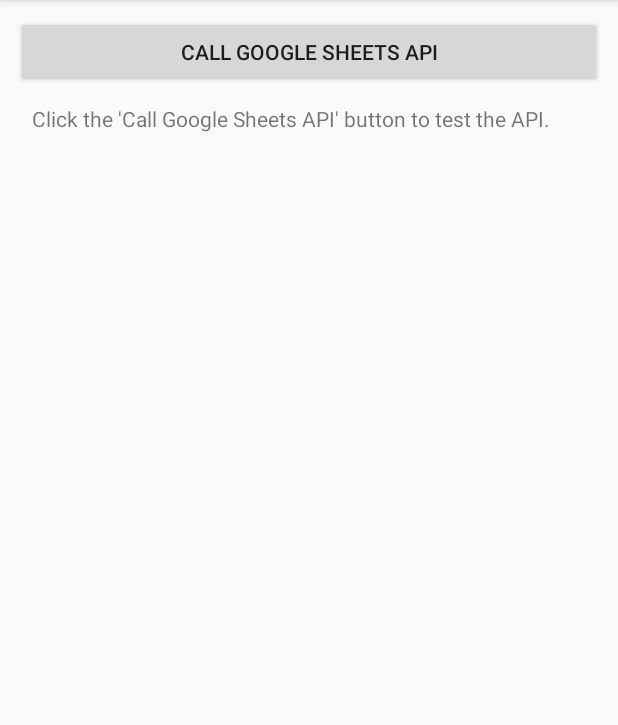
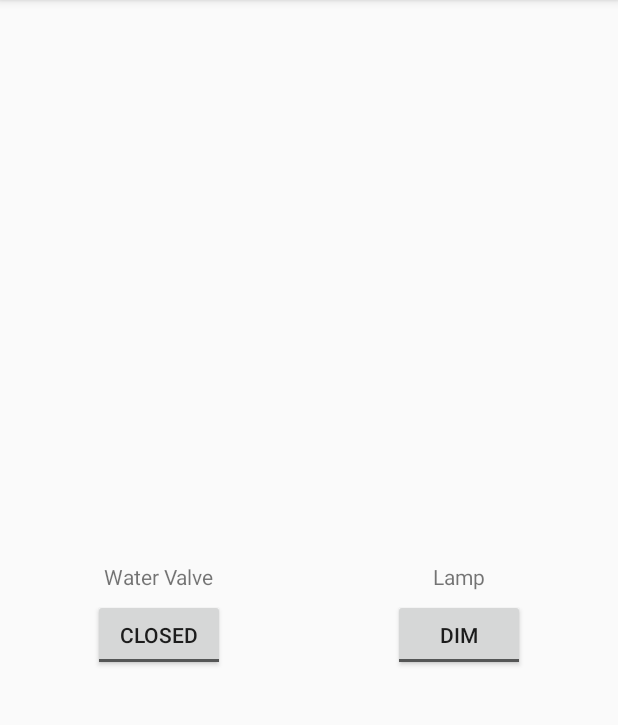
Before and after one commit to GustavoSanMartin/WaterYou, an Android app: the screen it shows after launch (MainActivity), on a phone screen of 412 x 824 dp, the part 84-809 px from its top. Run offline under Robolectric (Android 15) with nearby library versions, the phone set to English and light mode, and no system bars; libraries missing offline, so code that uses them is left out: com.google.api.client, com.google.api.services, pub.devrel.easypermissions; 3 statements that could not run were skipped.

Commit message:
Removed default UI that came with the google sheets api

```diff
--- a/app/src/main/java/com/goose/wateryou/MainActivity.java
+++ b/app/src/main/java/com/goose/wateryou/MainActivity.java
@@ -29,13 +29,8 @@ import android.net.NetworkInfo;
 import android.os.AsyncTask;
 import android.os.Bundle;
 import android.support.annotation.NonNull;
-import android.text.TextUtils;
-import android.text.method.ScrollingMovementMethod;
+import android.util.Log;
 import android.view.View;
-import android.view.ViewGroup;
-import android.widget.Button;
-import android.widget.LinearLayout;
-import android.widget.TextView;
 import android.widget.ToggleButton;
 
 import java.io.IOException;
@@ -48,9 +43,6 @@ import pub.devrel.easypermissions.EasyPermissions;
 
 public class MainActivity extends Activity implements EasyPermissions.PermissionCallbacks {
     GoogleAccountCredential mCredential;
-    private TextView mOutputText;
-    private Button mCallApiButton;
-    ProgressDialog mProgress;
 
     static final int REQUEST_ACCOUNT_PICKER = 1000;
     static final int REQUEST_AUTHORIZATION = 1001;
@@ -72,48 +64,11 @@ public class MainActivity extends Activity implements EasyPermissions.Permission
     @Override
     protected void onCreate(Bundle savedInstanceState) {
         super.onCreate(savedInstanceState);
-        LinearLayout activityLayout = new LinearLayout(this);
-        LinearLayout.LayoutParams lp = new LinearLayout.LayoutParams(
-                LinearLayout.LayoutParams.MATCH_PARENT,
-                LinearLayout.LayoutParams.MATCH_PARENT);
-        activityLayout.setLayoutParams(lp);
-        activityLayout.setOrientation(LinearLayout.VERTICAL);
-        activityLayout.setPadding(16, 16, 16, 16);
-
-        ViewGroup.LayoutParams tlp = new ViewGroup.LayoutParams(
-                ViewGroup.LayoutParams.WRAP_CONTENT,
-                ViewGroup.LayoutParams.WRAP_CONTENT);
-
-        mCallApiButton = new Button(this);
-        mCallApiButton.setText(BUTTON_TEXT);
-        mCallApiButton.setOnClickListener(new View.OnClickListener() {
-            @Override
-            public void onClick(View v) {
-                mCallApiButton.setEnabled(false);
-                mOutputText.setText("");
-                getResultsFromApi();
-                mCallApiButton.setEnabled(true);
-            }
-        });
-        activityLayout.addView(mCallApiButton);
-
-        mOutputText = new TextView(this);
-        mOutputText.setLayoutParams(tlp);
-        mOutputText.setPadding(16, 16, 16, 16);
-        mOutputText.setVerticalScrollBarEnabled(true);
-        mOutputText.setMovementMethod(new ScrollingMovementMethod());
-        mOutputText.setText("Click the \'" + BUTTON_TEXT +"\' button to test the API.");
-        activityLayout.addView(mOutputText);
-
-        mProgress = new ProgressDialog(this);
-        mProgress.setMessage("Calling Google Sheets API ...");
-
-        setContentView(activityLayout);
-
-        // Initialize credentials and service object.
+        setContentView(R.layout.activity_main);
         mCredential = GoogleAccountCredential.usingOAuth2(
                 getApplicationContext(), Arrays.asList(SCOPES))
                 .setBackOff(new ExponentialBackOff());
+        getResultsFromApi();
 
         waterButton = findViewById(R.id.WaterToggle);
         lampButton  = findViewById(R.id.LampToggle);
@@ -130,6 +85,7 @@ public class MainActivity extends Activity implements EasyPermissions.Permission
 
     //when the "Auto" toggle is pressed
     public void onAuto(View view) {
+        getResultsFromApi();
         //if the toggle is set to "off" enable the manual toggles (ie. Water Valve & Lamp)
         if (autoButton.getText().equals(getString(R.string.off))) {
             waterButton.setEnabled(true);
@@ -141,8 +97,6 @@ public class MainActivity extends Activity implements EasyPermissions.Permission
         }
     }
 
-
-
     /**
      * Attempt to call the API, after verifying that all the preconditions are
      * satisfied. The preconditions are: Google Play Services installed, an
@@ -153,11 +107,14 @@ public class MainActivity extends Activity implements EasyPermissions.Permission
     private void getResultsFromApi() {
         if (! isGooglePlayServicesAvailable()) {
             acquireGooglePlayServices();
-        } else if (mCredential.getSelectedAccountName() == null) {
+        }
+        else if (mCredential.getSelectedAccountName() == null) {
             chooseAccount();
-        } else if (! isDeviceOnline()) {
-            mOutputText.setText("No network connection available.");
-        } else {
+        }
+        else if (! isDeviceOnline()) {
+            Log.d("debug","No network connection available.");
+        }
+        else {
             new MakeRequestTask(mCredential).execute();
         }
     }
@@ -213,9 +170,9 @@ public class MainActivity extends Activity implements EasyPermissions.Permission
         switch(requestCode) {
             case REQUEST_GOOGLE_PLAY_SERVICES:
                 if (resultCode != RESULT_OK) {
-                    mOutputText.setText(
-                            "This app requires Google Play Services. Please install " +
-                                    "Google Play Services on your device and relaunch this app.");
+                    //mOutputText.setText(
+                    //        "This app requires Google Play Services. Please install " +
+                    //                "Google Play Services on your device and relaunch this app.");
                 } else {
                     getResultsFromApi();
                 }
@@ -302,10 +259,8 @@ public class MainActivity extends Activity implements EasyPermissions.Permission
      *     date on this device; false otherwise.
      */
     private boolean isGooglePlayServicesAvailable() {
-        GoogleApiAvailability apiAvailability =
-                GoogleApiAvailability.getInstance();
-        final int connectionStatusCode =
-                apiAvailability.isGooglePlayServicesAvailable(this);
+        GoogleApiAvailability apiAvailability = GoogleApiAvailability.getInstance();
+        final int connectionStatusCode = apiAvailability.isGooglePlayServicesAvailable(this);
         return connectionStatusCode == ConnectionResult.SUCCESS;
     }
 
@@ -400,23 +355,23 @@ public class MainActivity extends Activity implements EasyPermissions.Permission
 
         @Override
         protected void onPreExecute() {
-            mOutputText.setText("");
-            mProgress.show();
+            //mOutputText.setText("");
+           // mProgress.show();
         }
 
         @Override
         protected void onPostExecute(List<String> output) {
-            mProgress.hide();
+            //mProgress.hide();
             if (output == null || output.size() == 0) {
-                mOutputText.setText("No results returned.");
+                //mOutputText.setText("No results returned.");
             } else {
-                mOutputText.setText(TextUtils.join("\n", output));
+                //mOutputText.setText(TextUtils.join("\n", output));
             }
         }
 
         @Override
         protected void onCancelled() {
-            mProgress.hide();
+            //mProgress.hide();
             if (mLastError != null) {
                 if (mLastError instanceof GooglePlayServicesAvailabilityIOException) {
                     showGooglePlayServicesAvailabilityErrorDialog(
@@ -427,10 +382,10 @@ public class MainActivity extends Activity implements EasyPermissions.Permission
                             ((UserRecoverableAuthIOException) mLastError).getIntent(),
                             MainActivity.REQUEST_AUTHORIZATION);
                 } else {
-                    mOutputText.setText("The following error occurred:\n" + mLastError.getMessage());
+                    //mOutputText.setText("The following error occurred:\n" + mLastError.getMessage());
                 }
             } else {
-                mOutputText.setText("Request cancelled.");
+                //mOutputText.setText("Request cancelled.");
             }
         }
     }
```
